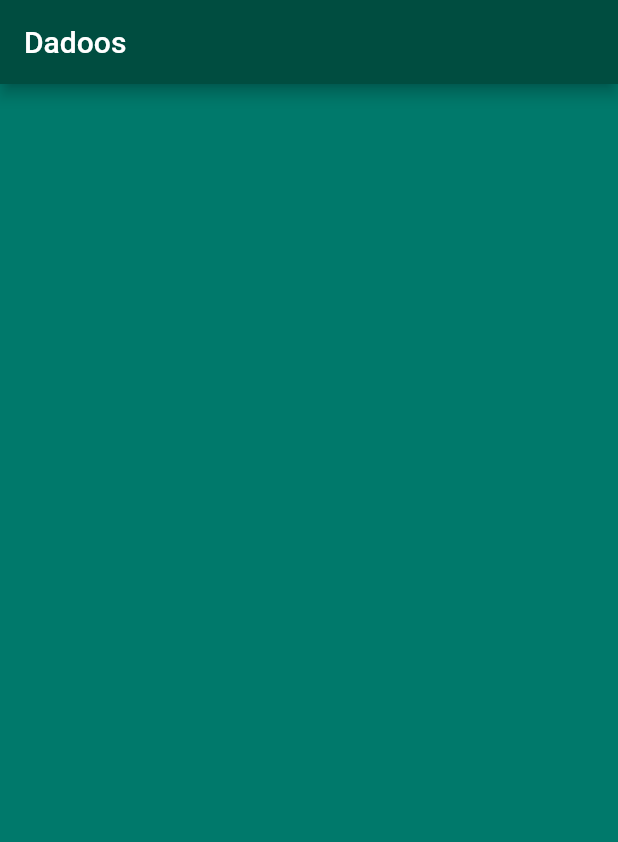
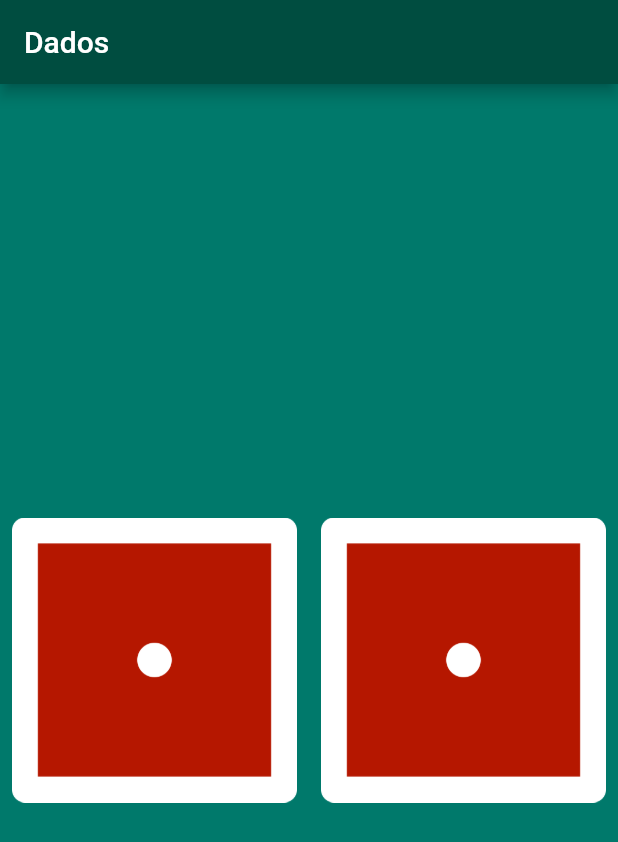
Before and after one commit to DoginUwU/flutter_dices, a Flutter app: the screen it shows after launch, on a phone screen of 412 x 824 dp. Shown: the top 842 px of the screen. Run offline on Flutter 3.47's test engine with Material 2 defaults, Android fonts, the phone set to English and light mode, and no system bars.

```diff
--- a/lib/main.dart
+++ b/lib/main.dart
@@ -1,23 +1,64 @@
 import 'package:flutter/material.dart';
+import 'dart:math';
 
 void main() {
-  return runApp(
-    MaterialApp(
+  return runApp(App());
+}
+
+class App extends StatelessWidget {
+  const App({Key key}) : super(key: key);
+
+  @override
+  Widget build(BuildContext context) {
+    return MaterialApp(
       home: Scaffold(
         backgroundColor: Colors.teal.shade700,
         appBar: AppBar(
-          title: Text('Dadoos'),
+          title: Text('Dados'),
           backgroundColor: Colors.teal.shade900,
         ),
-        body: Dadoos(),
+        body: Dices(),
       ),
-    ),
-  );
+    );
+  }
 }
 
-class Dadoos extends StatelessWidget {
+class Dices extends StatefulWidget {
+  Dices({Key key}) : super(key: key);
+
+  @override
+  _DicesState createState() => _DicesState();
+}
+
+class _DicesState extends State<Dices> {
+  int numLeftDice = 1, numRightDice = 1;
+
+  void changeDices() {
+    setState(() {
+      numLeftDice = Random().nextInt(6) + 1;
+      numRightDice = Random().nextInt(6) + 1;
+    });
+  }
+
   @override
   Widget build(BuildContext context) {
-    return Container();
+    return Center(
+      child: Row(
+        children: [
+          Expanded(
+            child: TextButton(
+              child: Image.asset('imagens/dado$numLeftDice.png'),
+              onPressed: changeDices,
+            ),
+          ),
+          Expanded(
+            child: TextButton(
+              child: Image.asset('imagens/dado$numRightDice.png'),
+              onPressed: changeDices,
+            ),
+          ),
+        ],
+      ),
+    );
   }
 }
```
Also changed, not shown: pubspec.lock, 1 other file.
